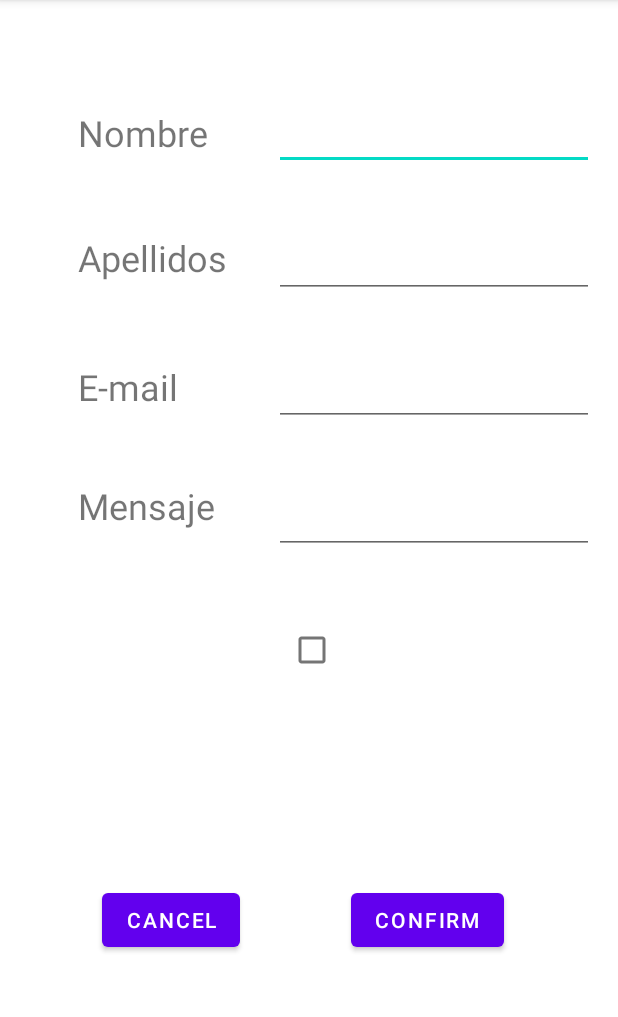
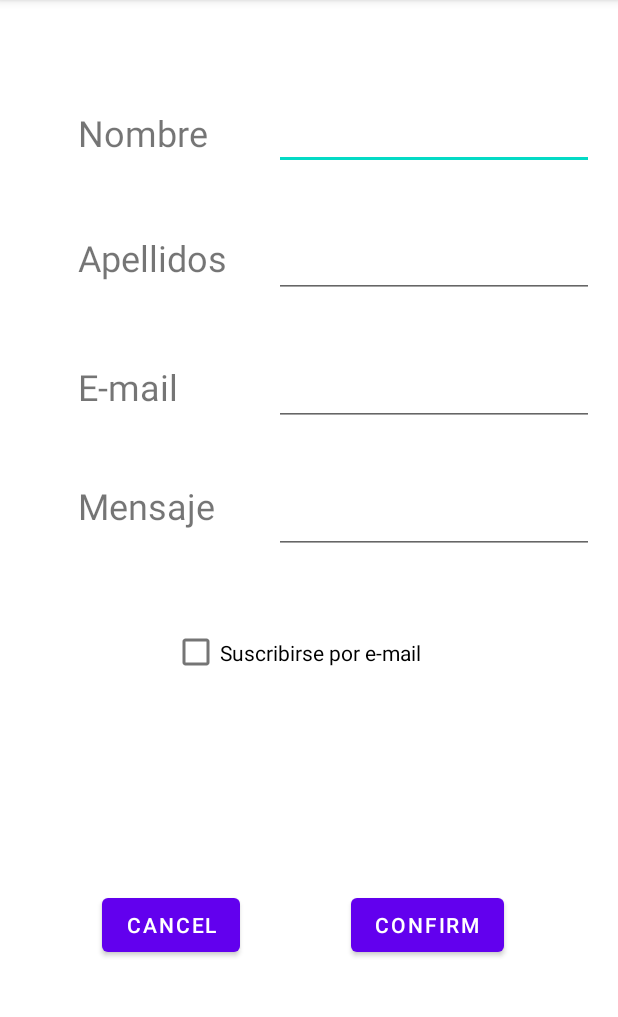
Before and after one commit to Dreufter/MobileApps, an Android app: the screen it shows after launch (MainActivity), on a phone screen of 412 x 824 dp, the part 84-1101 px from its top. Run offline under Robolectric (Android 15) with nearby library versions, the phone set to English and light mode, and no system bars.

Commit message:
#update form completed

```diff
--- a/FormApp/app/src/main/java/com/example/form/Mail.java
+++ b/FormApp/app/src/main/java/com/example/form/Mail.java
@@ -65,4 +65,9 @@ public class Mail {
         this.suscription=suscription;
     }
 
+    public String toString(){
+        String msg="Nombre: "+this.name+"\nApellidos: "+this.surname+"\nE-mail: "+this.mail+"\nMensaje: "+this.msg+"\nSuscripción: "+this.suscription;
+        return msg;
+    }
+
 }
--- a/FormApp/app/src/main/res/layout/activity_main.xml
+++ b/FormApp/app/src/main/res/layout/activity_main.xml
@@ -15,7 +15,8 @@
         android:ems="10"
         android:inputType="textPersonName"
         app:layout_constraintEnd_toEndOf="parent"
-        app:layout_constraintTop_toTopOf="parent" />
+        app:layout_constraintTop_toTopOf="parent"
+        tools:ignore="TouchTargetSizeCheck,SpeakableTextPresentCheck" />
 
     <EditText
         android:id="@+id/surnameField"
@@ -26,7 +27,8 @@
         android:ems="10"
         android:inputType="textPersonName"
         app:layout_constraintEnd_toEndOf="parent"
-        app:layout_constraintTop_toBottomOf="@+id/nameField" />
+        app:layout_constraintTop_toBottomOf="@+id/nameField"
+        tools:ignore="TouchTargetSizeCheck,SpeakableTextPresentCheck" />
 
     <EditText
         android:id="@+id/mailField"
@@ -37,7 +39,8 @@
         android:ems="10"
         android:inputType="textEmailAddress"
         app:layout_constraintEnd_toEndOf="parent"
-        app:layout_constraintTop_toBottomOf="@+id/surnameField" />
+        app:layout_constraintTop_toBottomOf="@+id/surnameField"
+        tools:ignore="SpeakableTextPresentCheck,TouchTargetSizeCheck" />
 
     <EditText
         android:id="@+id/messageField"
@@ -49,14 +52,16 @@
         android:gravity="start|top"
         android:inputType="textMultiLine"
         app:layout_constraintEnd_toEndOf="parent"
-        app:layout_constraintTop_toBottomOf="@+id/mailField" />
+        app:layout_constraintTop_toBottomOf="@+id/mailField"
+        tools:ignore="TouchTargetSizeCheck,SpeakableTextPresentCheck" />
 
     <CheckBox
         android:id="@+id/checkBox"
-        android:layout_width="wrap_content"
-        android:layout_height="wrap_content"
+        android:layout_width="229dp"
+        android:layout_height="51dp"
         android:layout_marginTop="40dp"
-        android:layout_marginEnd="180dp"
+        android:layout_marginEnd="68dp"
+        android:text="Suscribirse por e-mail"
         app:layout_constraintEnd_toEndOf="parent"
         app:layout_constraintTop_toBottomOf="@+id/messageField" />
 
@@ -67,6 +72,7 @@
         android:layout_marginStart="68dp"
         android:layout_marginTop="132dp"
         android:text="Cancel"
+        android:onClick="onClick"
         app:layout_constraintStart_toStartOf="parent"
         app:layout_constraintTop_toBottomOf="@+id/checkBox" />
 
@@ -77,6 +83,7 @@
         android:layout_marginTop="132dp"
         android:layout_marginEnd="76dp"
         android:text="Confirm"
+        android:onClick="onClick"
         app:layout_constraintEnd_toEndOf="parent"
         app:layout_constraintTop_toBottomOf="@+id/checkBox" />
 
@@ -123,4 +130,5 @@
         android:textSize="24sp"
         app:layout_constraintStart_toStartOf="parent"
         app:layout_constraintTop_toBottomOf="@+id/tv3" />
+
 </androidx.constraintlayout.widget.ConstraintLayout>
--- a/FormApp/app/src/main/res/values/strings.xml
+++ b/FormApp/app/src/main/res/values/strings.xml
@@ -1,6 +1,5 @@
 <resources>
     <string name="app_name">Form</string>
-    <string name="mITitle1">Elemento 1</string>
-    <string name="mITitle2">Elemento 2</string>
+    <string name="mITitle1">Info</string>
     <string name="mITitle3">Acerca de</string>
 </resources>
```
Also changed, not shown: FormApp/app/src/main/java/com/example/form/MainActivity.java (+23 -6 lines).
